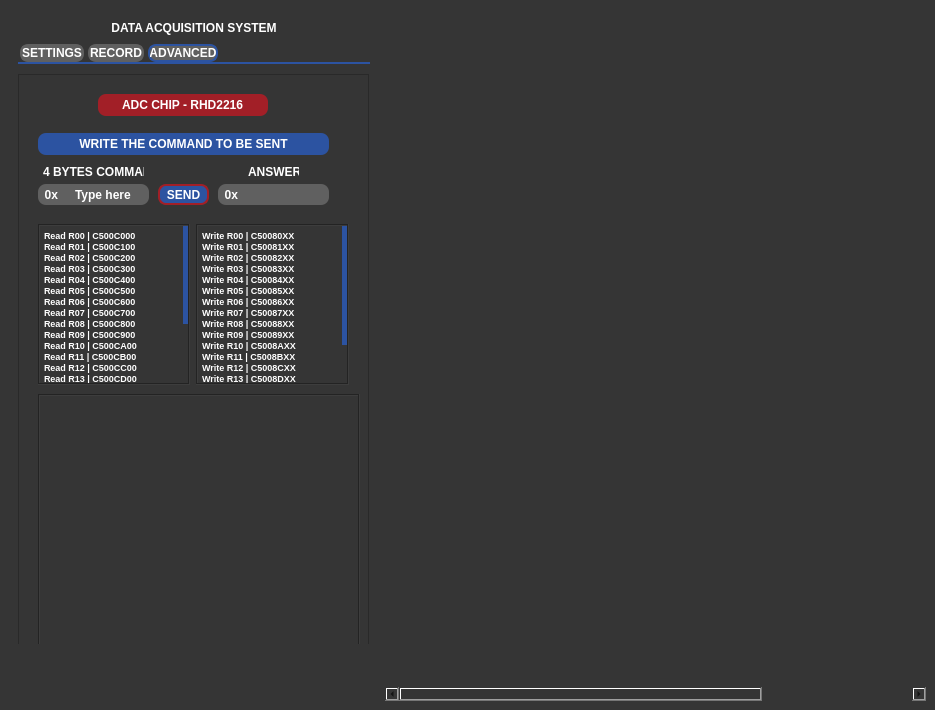
The window that interface/interface_gui_v2.0.ui (nnc-ufmg/micromap) describes before a commit, drawn with Qt 5.
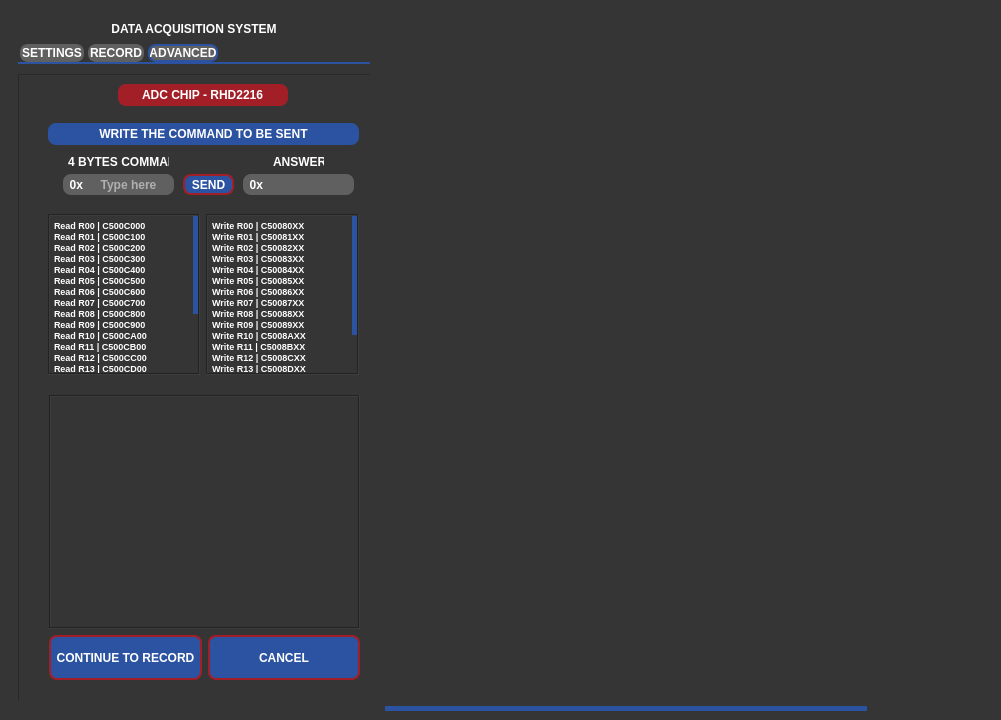
The same window after the commit. Icons and pictures are not drawn. Custom widgets are drawn as their Qt base class.

Commit message:
Add stylesheet to the main window instead of specific widgets to avoid a bug in which the scrollbar was not stylized correctly.
- Add stylesheet to MainWindow QWidget
- Add stylesheet to the NNC_inBrain layout
- Adjust buttons that were not aligned correctly in the advanced tab

```diff
--- a/interface/interface_gui_v2.0.ui
+++ b/interface/interface_gui_v2.0.ui
@@ -6,8 +6,8 @@
    <rect>
     <x>0</x>
     <y>0</y>
-    <width>935</width>
-    <height>710</height>
+    <width>1001</width>
+    <height>720</height>
    </rect>
   </property>
   <property name="windowTitle">
@@ -18,7 +18,7 @@
   </property>
   <widget class="QWidget" name="main_window">
    <property name="styleSheet">
-    <string notr="true">QWidget{	background-color:#353535;}</string>
+    <string notr="true">QWidget{	background-color:#353535;}QScrollArea{border:0px}QScrollBar:vertical{background:#353535;width:5px}QScrollBar::handle:vertical{background:#2C53A1;min-width:20px;}QScrollBar::add-page:vertical,QScrollBar::sub-page:vertical{background:#353535;}QScrollBar:horizontal{background:#353535;height:5px}QScrollBar::handle:horizontal{background:#2C53A1;min-width:20px;}QScrollBar::add-page:horizontal,QScrollBar::sub-page:horizontal{background:#353535;}</string>
    </property>
    <layout class="QGridLayout" name="gridLayout">
     <item row="0" column="1">
@@ -44,7 +44,7 @@
          <x>0</x>
          <y>0</y>
          <width>763</width>
-         <height>675</height>
+         <height>697</height>
         </rect>
        </property>
        <layout class="QVBoxLayout" name="verticalLayout_7">
@@ -73,6 +73,12 @@
     </item>
     <item row="0" column="0">
      <widget class="QScrollArea" name="settings_scroll_area">
+      <property name="sizePolicy">
+       <sizepolicy hsizetype="Expanding" vsizetype="Expanding">
+        <horstretch>0</horstretch>
+        <verstretch>0</verstretch>
+       </sizepolicy>
+      </property>
       <property name="maximumSize">
        <size>
         <width>370</width>
@@ -80,7 +86,7 @@
        </size>
       </property>
       <property name="styleSheet">
-       <string notr="true">QScrollArea{border:0px}QScrollBar:vertical{background:#353535;width:5px}QScrollBar::handle:vertical{background:#2C53A1;min-width:20px;}QScrollBar::add-page:vertical,QScrollBar::sub-page:vertical{background:#353535;}QScrollBar:horizontal{background:#353535;height:5px}QScrollBar::handle:horizontal{background:#2C53A1;min-width:20px;}QScrollBar::add-page:horizontal,QScrollBar::sub-page:horizontal{background:#353535;}</string>
+       <string notr="true"/>
       </property>
       <property name="frameShape">
        <enum>QFrame::NoFrame</enum>
@@ -103,7 +109,7 @@
          <x>0</x>
          <y>0</y>
          <width>370</width>
-         <height>692</height>
+         <height>700</height>
         </rect>
        </property>
        <layout class="QVBoxLayout" name="verticalLayout_6">
@@ -123,13 +129,13 @@
           </property>
          </widget>
         </item>
-        <item alignment="Qt::AlignTop">
+        <item>
          <widget class="QTabWidget" name="tabWidget">
           <property name="enabled">
            <bool>true</bool>
           </property>
           <property name="sizePolicy">
-           <sizepolicy hsizetype="Expanding" vsizetype="Expanding">
+           <sizepolicy hsizetype="Expanding" vsizetype="Minimum">
             <horstretch>0</horstretch>
             <verstretch>0</verstretch>
            </sizepolicy>
@@ -137,7 +143,7 @@
           <property name="minimumSize">
            <size>
             <width>333</width>
-            <height>600</height>
+            <height>657</height>
            </size>
           </property>
           <property name="styleSheet">
@@ -2098,8 +2104,8 @@
              <rect>
               <x>0</x>
               <y>10</y>
-              <width>351</width>
-              <height>601</height>
+              <width>361</width>
+              <height>631</height>
              </rect>
             </property>
             <property name="styleSheet">
@@ -2114,8 +2120,8 @@
             <widget class="QLabel" name="label_41">
              <property name="geometry">
               <rect>
-               <x>25</x>
-               <y>90</y>
+               <x>50</x>
+               <y>80</y>
                <width>101</width>
                <height>16</height>
               </rect>
@@ -2130,8 +2136,8 @@
             <widget class="QLabel" name="label_50">
              <property name="geometry">
               <rect>
-               <x>230</x>
-               <y>90</y>
+               <x>255</x>
+               <y>80</y>
                <width>51</width>
                <height>16</height>
               </rect>
@@ -2146,8 +2152,8 @@
             <widget class="QLineEdit" name="command_answer_lineedit">
              <property name="geometry">
               <rect>
-               <x>220</x>
-               <y>110</y>
+               <x>245</x>
+               <y>100</y>
                <width>91</width>
                <height>21</height>
               </rect>
@@ -2168,8 +2174,8 @@
             <widget class="QPushButton" name="command_send_button">
              <property name="geometry">
               <rect>
-               <x>140</x>
-               <y>110</y>
+               <x>165</x>
+               <y>100</y>
                <width>51</width>
                <height>21</height>
               </rect>
@@ -2190,8 +2196,8 @@
             <widget class="QLineEdit" name="command_message_lineedit">
              <property name="geometry">
               <rect>
-               <x>40</x>
-               <y>110</y>
+               <x>65</x>
+               <y>100</y>
                <width>91</width>
                <height>21</height>
               </rect>
@@ -2200,17 +2206,20 @@
               <string notr="true"/>
              </property>
              <property name="text">
-              <string notr="true">Type here</string>
+              <string notr="true"/>
              </property>
              <property name="alignment">
               <set>Qt::AlignCenter</set>
              </property>
+             <property name="placeholderText">
+              <string>Type here</string>
+             </property>
             </widget>
             <widget class="QLabel" name="label_1">
              <property name="geometry">
               <rect>
-               <x>20</x>
-               <y>110</y>
+               <x>45</x>
+               <y>100</y>
                <width>21</width>
                <height>21</height>
               </rect>
@@ -2225,8 +2234,8 @@
             <widget class="QLabel" name="label_2">
              <property name="geometry">
               <rect>
-               <x>200</x>
-               <y>110</y>
+               <x>225</x>
+               <y>100</y>
                <width>21</width>
                <height>21</height>
               </rect>
@@ -2241,9 +2250,9 @@
             <widget class="QWidget" name="layoutWidget_5">
              <property name="geometry">
               <rect>
-               <x>20</x>
-               <y>20</y>
-               <width>291</width>
+               <x>30</x>
+               <y>10</y>
+               <width>311</width>
                <height>61</height>
               </rect>
              </property>
@@ -2354,8 +2363,8 @@
             <widget class="QWidget" name="layoutWidget_6">
              <property name="geometry">
               <rect>
-               <x>20</x>
-               <y>150</y>
+               <x>30</x>
+               <y>140</y>
                <width>311</width>
                <height>161</height>
               </rect>
@@ -2453,13 +2462,13 @@
               </item>
              </layout>
             </widget>
-            <widget class="QWidget" name="layoutWidget_7">
+            <widget class="QWidget" name="layoutWidget">
              <property name="geometry">
               <rect>
-               <x>20</x>
-               <y>320</y>
-               <width>322</width>
-               <height>315</height>
+               <x>31</x>
+               <y>321</y>
+               <width>311</width>
+               <height>285</height>
               </rect>
              </property>
              <layout class="QVBoxLayout" name="verticalLayout_3">
@@ -2476,8 +2485,8 @@
                 </property>
                 <property name="minimumSize">
                  <size>
-                  <width>320</width>
-                  <height>290</height>
+                  <width>300</width>
+                  <height>221</height>
                  </size>
                 </property>
                 <property name="styleSheet">
@@ -2496,11 +2505,17 @@
                 <item>
                  <widget class="QPushButton" name="continue_to_record_button">
                   <property name="sizePolicy">
-                   <sizepolicy hsizetype="Minimum" vsizetype="Preferred">
+                   <sizepolicy hsizetype="Minimum" vsizetype="Maximum">
                     <horstretch>0</horstretch>
                     <verstretch>0</verstretch>
                    </sizepolicy>
                   </property>
+                  <property name="minimumSize">
+                   <size>
+                    <width>0</width>
+                    <height>45</height>
+                   </size>
+                  </property>
                   <property name="cursor">
                    <cursorShape>PointingHandCursor</cursorShape>
                   </property>
@@ -2518,11 +2533,17 @@
                 <item>
                  <widget class="QPushButton" name="cancel_advanced_button">
                   <property name="sizePolicy">
-                   <sizepolicy hsizetype="Minimum" vsizetype="Preferred">
+                   <sizepolicy hsizetype="Minimum" vsizetype="Maximum">
                     <horstretch>0</horstretch>
                     <verstretch>0</verstretch>
                    </sizepolicy>
                   </property>
+                  <property name="minimumSize">
+                   <size>
+                    <width>0</width>
+                    <height>45</height>
+                   </size>
+                  </property>
                   <property name="cursor">
                    <cursorShape>PointingHandCursor</cursorShape>
                   </property>
```
Left out of the diff: 34 changed lines with no effect on the pictures.
